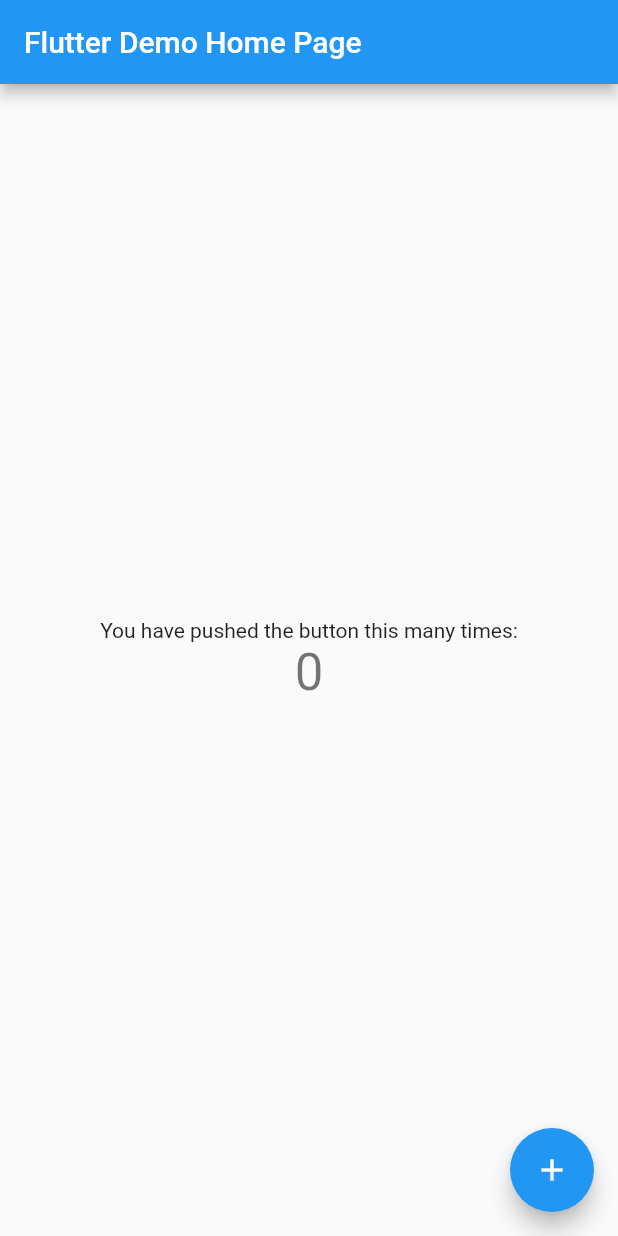
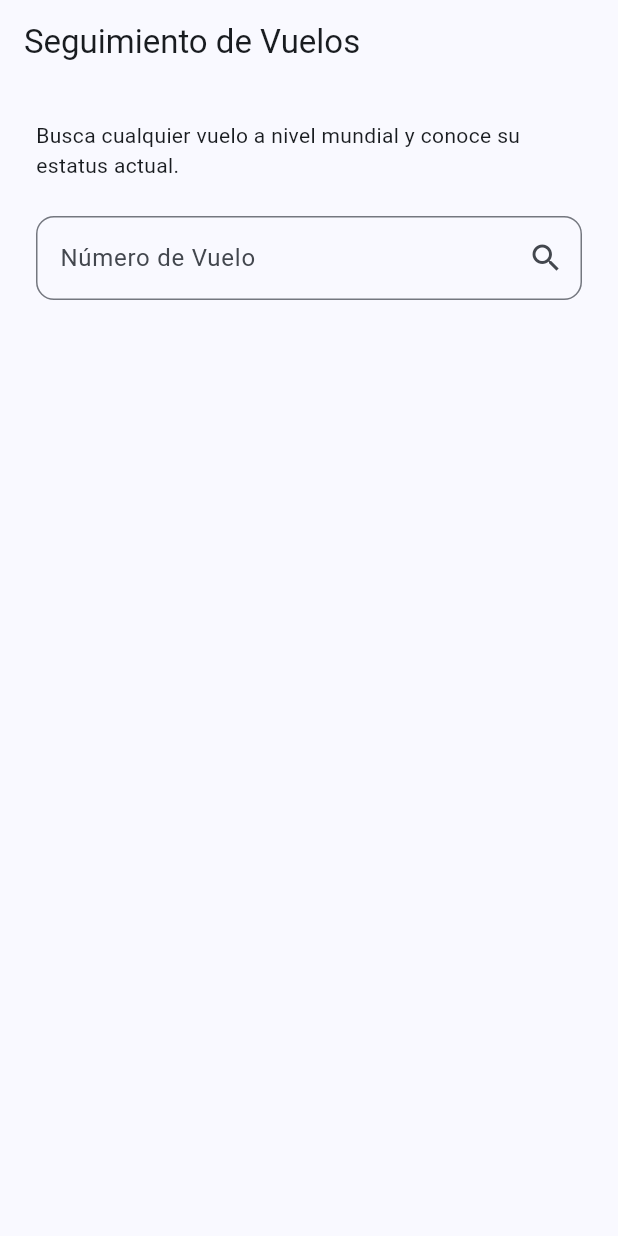
Before and after one commit to alvaro-jrr/flight_tracker_app, a Flutter app: the screen it shows after launch, on a phone screen of 412 x 824 dp. Run offline on Flutter 3.47's test engine with Material 2 defaults, Android fonts, the phone set to English and light mode, and no system bars; our stand-ins replace bloc, dartz, equatable, flutter_bloc, get_it, internet_connection_checker.

Commit message:
add search input

```diff
--- /dev/null
+++ b/lib/features/flights/presentation/pages/flights_page.dart
@@ -0,0 +1,46 @@
+import 'package:flutter/material.dart';
+
+import 'package:flutter_bloc/flutter_bloc.dart';
+
+import 'package:flight_tracker_app/features/flights/presentation/bloc/flights_bloc.dart';
+import 'package:flight_tracker_app/features/flights/presentation/widgets/widgets.dart';
+import 'package:flight_tracker_app/injection_container.dart' as di;
+
+class FlightsPage extends StatelessWidget {
+  static const routeName = 'flights';
+
+  const FlightsPage({super.key});
+
+  @override
+  Widget build(BuildContext context) {
+    return Scaffold(
+      appBar: AppBar(
+        title: const Text('Seguimiento de Vuelos'),
+      ),
+      body: BlocProvider(
+        create: (_) => di.sl<FlightsBloc>(),
+        child: const _Body(),
+      ),
+    );
+  }
+}
+
+class _Body extends StatelessWidget {
+  const _Body();
+
+  @override
+  Widget build(BuildContext context) {
+    return Padding(
+      padding: const EdgeInsets.all(24.0),
+      child: Column(
+        children: const [
+          Text(
+            'Busca cualquier vuelo a nivel mundial y conoce su estatus actual.',
+          ),
+          SizedBox(height: 24),
+          FlightsSearchField(),
+        ],
+      ),
+    );
+  }
+}
--- /dev/null
+++ b/lib/features/flights/presentation/pages/pages.dart
@@ -0,0 +1 @@
+export 'flights_page.dart';
--- /dev/null
+++ b/lib/features/flights/presentation/widgets/flights_search_field.dart
@@ -0,0 +1,47 @@
+import 'package:flutter/material.dart';
+
+import 'package:flutter_bloc/flutter_bloc.dart';
+
+import 'package:flight_tracker_app/features/flights/presentation/bloc/flights_bloc.dart';
+
+class FlightsSearchField extends StatefulWidget {
+  const FlightsSearchField({super.key});
+
+  @override
+  State<FlightsSearchField> createState() => _FlightsSearchFieldState();
+}
+
+class _FlightsSearchFieldState extends State<FlightsSearchField> {
+  final controller = TextEditingController();
+  String inputStr = '';
+
+  @override
+  Widget build(BuildContext context) {
+    return TextField(
+      controller: controller,
+      keyboardType: TextInputType.number,
+      onChanged: (value) => inputStr = value,
+      onSubmitted: (_) => addConcrete(),
+      decoration: InputDecoration(
+        border: OutlineInputBorder(
+          borderRadius: BorderRadius.circular(12),
+        ),
+        labelText: 'Número de Vuelo',
+        hintText: 'ej: 250, 100, 701',
+        suffixIcon: const Icon(Icons.search),
+      ),
+    );
+  }
+
+  void addConcrete() {
+    // Clear field.
+    controller.clear();
+
+    BlocProvider.of<FlightsBloc>(context).add(
+      GetFlightsFromConcreteFlightNumber(inputStr),
+    );
+
+    // Clear value.
+    inputStr = '';
+  }
+}
--- /dev/null
+++ b/lib/features/flights/presentation/widgets/widgets.dart
@@ -0,0 +1 @@
+export 'flights_search_field.dart';
--- a/lib/main.dart
+++ b/lib/main.dart
@@ -1,5 +1,6 @@
 import 'package:flutter/material.dart';
 
+import 'package:flight_tracker_app/features/flights/presentation/pages/pages.dart';
 import 'package:flight_tracker_app/injection_container.dart' as di;
 
 void main() {
@@ -12,109 +13,19 @@
 class MyApp extends StatelessWidget {
   const MyApp({super.key});
 
-  // This widget is the root of your application.
   @override
   Widget build(BuildContext context) {
     return MaterialApp(
-      title: 'Flutter Demo',
+      debugShowCheckedModeBanner: false,
+      title: 'Flight Tracker App',
       theme: ThemeData(
-        // This is the theme of your application.
-        //
-        // Try running your application with "flutter run". You'll see the
-        // application has a blue toolbar. Then, without quitting the app, try
-        // changing the primarySwatch below to Colors.green and then invoke
-        // "hot reload" (press "r" in the console where you ran "flutter run",
-        // or simply save your changes to "hot reload" in a Flutter IDE).
-        // Notice that the counter didn't reset back to zero; the application
-        // is not restarted.
-        primarySwatch: Colors.blue,
+        useMaterial3: true,
+        colorSchemeSeed: const Color(0xff208df9),
       ),
-      home: const MyHomePage(title: 'Flutter Demo Home Page'),
+      initialRoute: FlightsPage.routeName,
+      routes: {
+        FlightsPage.routeName: (context) => const FlightsPage(),
+      },
     );
   }
 }
-
-class MyHomePage extends StatefulWidget {
-  const MyHomePage({super.key, required this.title});
-
-  // This widget is the home page of your application. It is stateful, meaning
-  // that it has a State object (defined below) that contains fields that affect
-  // how it looks.
-
-  // This class is the configuration for the state. It holds the values (in this
-  // case the title) provided by the parent (in this case the App widget) and
-  // used by the build method of the State. Fields in a Widget subclass are
-  // always marked "final".
-
-  final String title;
-
-  @override
-  State<MyHomePage> createState() => _MyHomePageState();
-}
-
-class _MyHomePageState extends State<MyHomePage> {
-  int _counter = 0;
-
-  void _incrementCounter() {
-    setState(() {
-      // This call to setState tells the Flutter framework that something has
-      // changed in this State, which causes it to rerun the build method below
-      // so that the display can reflect the updated values. If we changed
-      // _counter without calling setState(), then the build method would not be
-      // called again, and so nothing would appear to happen.
-      _counter++;
-    });
-  }
-
-  @override
-  Widget build(BuildContext context) {
-    // This method is rerun every time setState is called, for instance as done
-    // by the _incrementCounter method above.
-    //
-    // The Flutter framework has been optimized to make rerunning build methods
-    // fast, so that you can just rebuild anything that needs updating rather
-    // than having to individually change instances of widgets.
-    return Scaffold(
-      appBar: AppBar(
-        // Here we take the value from the MyHomePage object that was created by
-        // the App.build method, and use it to set our appbar title.
-        title: Text(widget.title),
-      ),
-      body: Center(
-        // Center is a layout widget. It takes a single child and positions it
-        // in the middle of the parent.
-        child: Column(
-          // Column is also a layout widget. It takes a list of children and
-          // arranges them vertically. By default, it sizes itself to fit its
-          // children horizontally, and tries to be as tall as its parent.
-          //
-          // Invoke "debug painting" (press "p" in the console, choose the
-          // "Toggle Debug Paint" action from the Flutter Inspector in Android
-          // Studio, or the "Toggle Debug Paint" command in Visual Studio Code)
-          // to see the wireframe for each widget.
-          //
-          // Column has various properties to control how it sizes itself and
-          // how it positions its children. Here we use mainAxisAlignment to
-          // center the children vertically; the main axis here is the vertical
-          // axis because Columns are vertical (the cross axis would be
-          // horizontal).
-          mainAxisAlignment: MainAxisAlignment.center,
-          children: <Widget>[
-            const Text(
-              'You have pushed the button this many times:',
-            ),
-            Text(
-              '$_counter',
-              style: Theme.of(context).textTheme.headlineMedium,
-            ),
-          ],
-        ),
-      ),
-      floatingActionButton: FloatingActionButton(
-        onPressed: _incrementCounter,
-        tooltip: 'Increment',
-        child: const Icon(Icons.add),
-      ), // This trailing comma makes auto-formatting nicer for build methods.
-    );
-  }
-}
```
